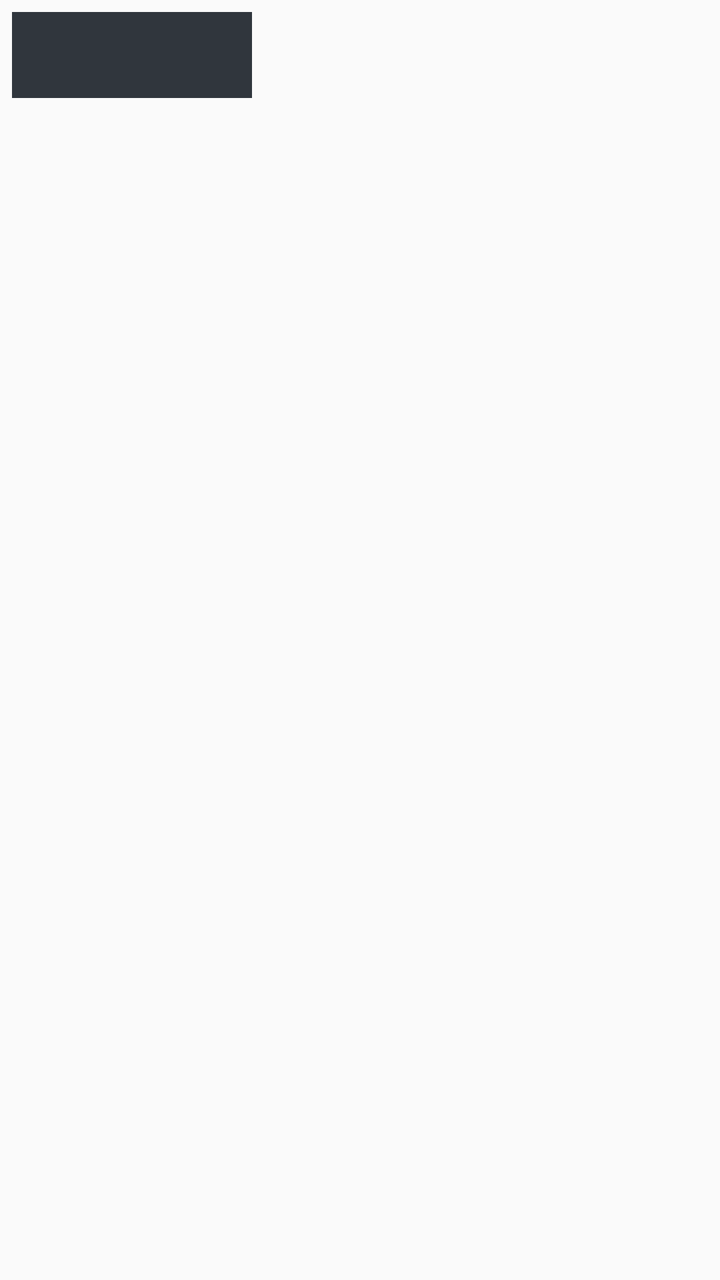
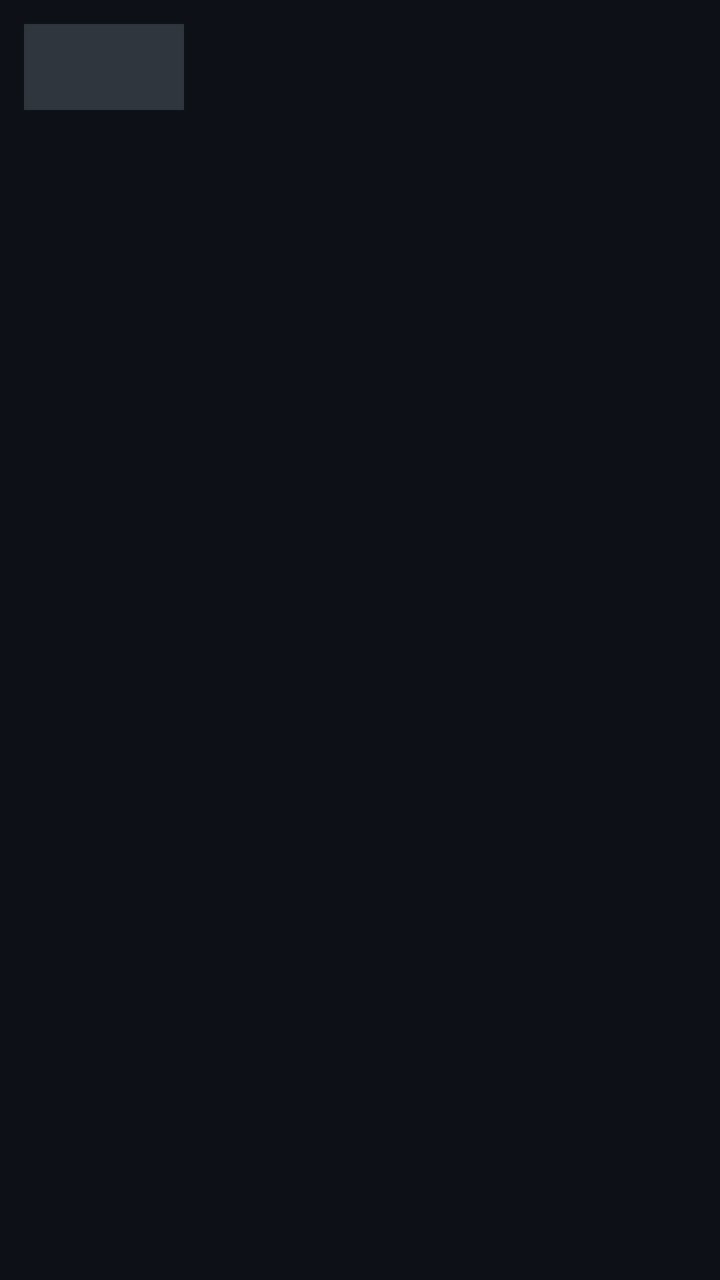

An Android layout rendered at two revisions. The XML below is the earlier revision; the diff shows what the commit changed to produce the second picture.
<!-- AndroidManifest.xml: application theme AppTheme -->
<!-- res/layout/chat_message_item.xml -->
<?xml version="1.0" encoding="utf-8"?>
<LinearLayout xmlns:android="http://schemas.android.com/apk/res/android"
    android:layout_width="match_parent"
    android:layout_height="wrap_content"
    android:orientation="vertical"
    android:padding="6dp">

    <LinearLayout
        android:id="@+id/messageContainer"
        android:layout_width="wrap_content"
        android:layout_height="wrap_content"
        android:maxWidth="280dp"
        android:minWidth="120dp"
        android:padding="12dp"
        android:background="#30363d">

        <TextView
            android:id="@+id/messageText"
            android:layout_width="wrap_content"
            android:layout_height="wrap_content"
            android:textColor="#ffffff"
            android:textSize="14sp"
            android:lineSpacingExtra="2dp" />
    </LinearLayout>

</LinearLayout>
<!-- resources referenced by this layout -->
<resources>
  <style name="AppTheme" parent="Theme.AppCompat.DayNight.NoActionBar">
          <item name="colorPrimary">#0d1117</item>
          <item name="colorPrimaryDark">#0d1117</item>
          <item name="colorAccent">#00ff88</item>
      </style>
</resources>

<!-- the commit's change to res/layout/chat_message_item.xml (unified diff, before → after) -->
@@ -3,16 +3,17 @@
     android:layout_width="match_parent"
     android:layout_height="wrap_content"
     android:orientation="vertical"
-    android:padding="6dp">
+    android:padding="8dp">
 
     <LinearLayout
         android:id="@+id/messageContainer"
         android:layout_width="wrap_content"
         android:layout_height="wrap_content"
-        android:maxWidth="280dp"
-        android:minWidth="120dp"
+        android:maxWidth="300dp"
+        android:minWidth="80dp"
         android:padding="12dp"
-        android:background="#30363d">
+        android:background="#30363d"
+        android:layout_margin="4dp">
 
         <TextView
             android:id="@+id/messageText"
<!-- resource entries referenced after the edit -->
@@ -1,9 +1,18 @@
 <!-- resources referenced by this layout -->
 <resources>
   <style name="AppTheme" parent="Theme.AppCompat.DayNight.NoActionBar">
-          <item name="colorPrimary">#0d1117</item>
-          <item name="colorPrimaryDark">#0d1117</item>
-          <item name="colorAccent">#00ff88</item>
+          <item name="colorPrimary">@color/primary</item>
+          <item name="colorPrimaryDark">@color/primary_dark</item>
+          <item name="colorAccent">@color/accent</item>
+          <item name="android:windowBackground">@color/background</item>
+          <item name="android:textColorPrimary">@color/text_primary</item>
+          <item name="android:textColorSecondary">@color/text_secondary</item>
       </style>
+  <color name="primary">#0d1117</color>
+  <color name="primary_dark">#0d1117</color>
+  <color name="accent">#00ff88</color>
+  <color name="background">#0d1117</color>
+  <color name="text_primary">#ffffff</color>
+  <color name="text_secondary">#8b949e</color>
 </resources>
 
